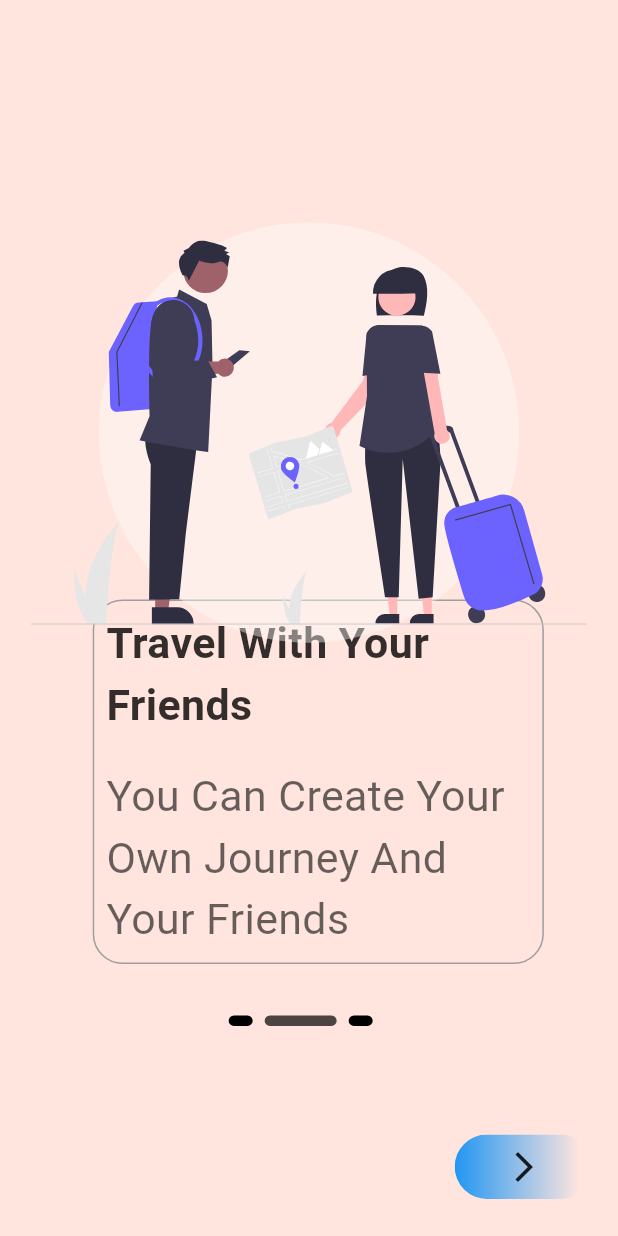
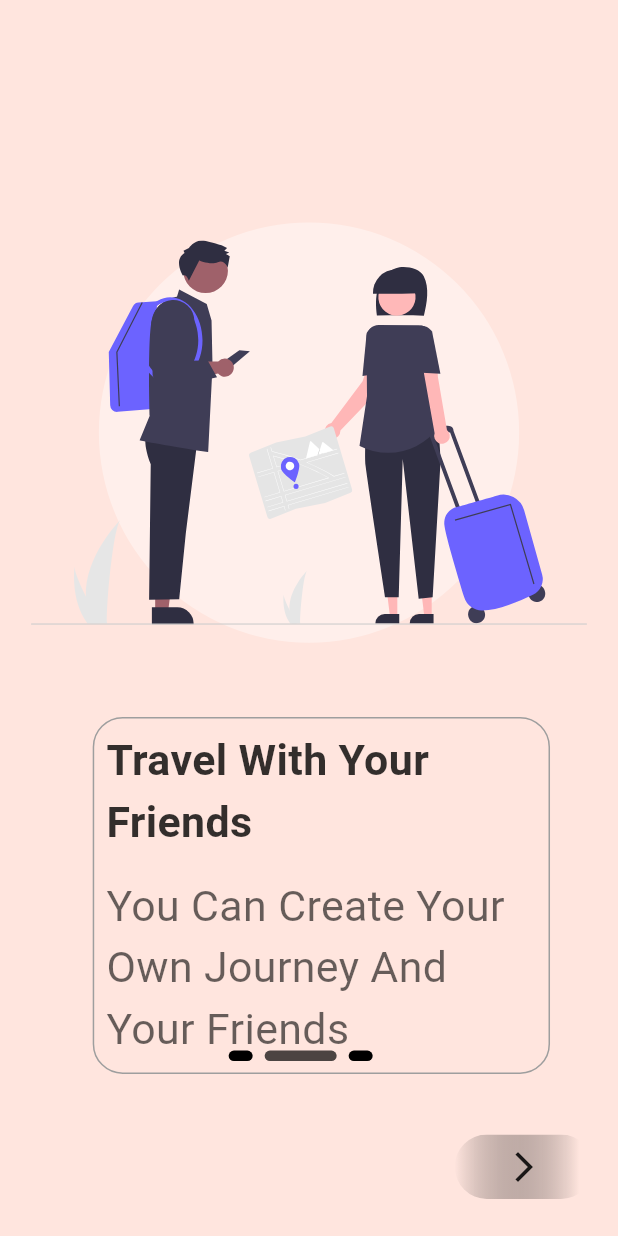
Before and after one commit to Mohammed-AboLEneen/fun-tourism, a Flutter app: the screen it shows after launch, swiped to page 2, on a phone screen of 412 x 824 dp. Run offline on Flutter 3.47's test engine with Material 2 defaults, Android fonts, the light colour scheme and no system bars; drawn by our look-alikes of smooth_page_indicator; our stand-ins replace flutter_screenutil, flutter_svg, google_fonts; Roboto replaces fonts that are missing (Abel).

Commit message:
make app more responsive

```diff
--- a/lib/features/onboarding/presentation/view/onboarding.dart
+++ b/lib/features/onboarding/presentation/view/onboarding.dart
@@ -19,8 +19,8 @@ class _OnBoardingPageState extends State<OnBoardingPage>
   late PageController _pageController;
   double progress = 0;
 
-  Color? beginColor = const Color(0xffdad4c8);
-  Color? endColor = const Color(0xffffe5de);
+  Color? beginColor = const Color(0xffDAD4C8);
+  Color? endColor = const Color(0xffFFE5DE);
 
   @override
   void initState() {
@@ -33,8 +33,8 @@ class _OnBoardingPageState extends State<OnBoardingPage>
           progress = _pageController.page ?? 0;
 
           if (progress > 1) {
-            beginColor = const Color(0xffffe5de);
-            endColor = const Color(0xffdbf6e5).withOpacity(.9);
+            beginColor = const Color(0xffFFE5DE);
+            endColor = const Color(0xffDBF6E5).withOpacity(.9);
           }
         });
       });
@@ -53,7 +53,7 @@ class _OnBoardingPageState extends State<OnBoardingPage>
         body: Stack(
           children: [
             Positioned(
-              bottom: h * .22,
+              top: h * .58,
               child: Padding(
                 padding: EdgeInsets.symmetric(horizontal: w * .15),
                 child: Container(
@@ -61,7 +61,7 @@ class _OnBoardingPageState extends State<OnBoardingPage>
                     border: Border.all(color: Colors.grey),
                     borderRadius: BorderRadius.circular(20.0),
                   ),
-                  constraints: BoxConstraints(maxWidth: w * .73),
+                  constraints: BoxConstraints(maxWidth: w * .74),
                   child: Padding(
                     padding: const EdgeInsets.all(8.0),
                     child: Column(
@@ -74,7 +74,7 @@ class _OnBoardingPageState extends State<OnBoardingPage>
                               color: Colors.black.withOpacity(.8)),
                         ),
                         const SizedBox(
-                          height: 20,
+                          height: 15,
                         ),
                         Text(
                           'You Can Create Your Own Journey And Your Friends',
@@ -92,9 +92,9 @@ class _OnBoardingPageState extends State<OnBoardingPage>
               controller: _pageController,
               children: [
                 Padding(
-                  padding: EdgeInsets.only(bottom: h * .27),
+                  padding: EdgeInsets.only(top: h * .15),
                   child: Stack(
-                    alignment: Alignment.center,
+                    alignment: Alignment.topCenter,
                     children: [
                       CircleAvatar(
                           radius: h * .17,
@@ -144,7 +144,7 @@ class _OnBoardingPageState extends State<OnBoardingPage>
               ],
             ),
             Positioned(
-                bottom: h * .17,
+                top: h * .85,
                 left: w * .37,
                 child: SmoothPageDots(
                   pageController: _pageController,
--- a/lib/features/onboarding/presentation/view/widgets/custom_button.dart
+++ b/lib/features/onboarding/presentation/view/widgets/custom_button.dart
@@ -1,3 +1,5 @@
+import 'dart:ui';
+
 import 'package:flutter/material.dart';
 
 class OnBoardingCustomIcon extends StatelessWidget {
@@ -24,11 +26,13 @@ class OnBoardingCustomIcon extends StatelessWidget {
       child: InkWell(
         borderRadius: BorderRadius.circular(20),
         onTap: tap,
+        child: BackdropFilter(
+          filter: ImageFilter.blur(sigmaX: 5, sigmaY: 5),
           child: Container(
             decoration: BoxDecoration(
               gradient: LinearGradient(
                   colors: [
-                  Colors.blue,
+                    Colors.transparent,
                     color ?? Colors.white,
                   ], // Define your gradient colors
 
@@ -48,6 +52,7 @@ class OnBoardingCustomIcon extends StatelessWidget {
             ),
           ),
         ),
+      ),
     );
   }
 }
```
Lines whose indentation alone changed are shown as unchanged.
